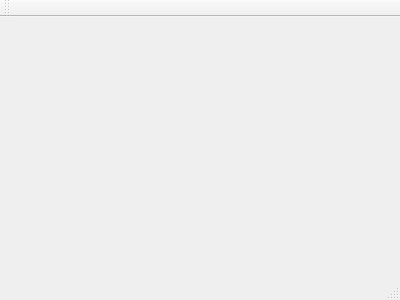
First picture: the form in mainwindow.ui, repository Shiroy/utprofiler, before the edit.
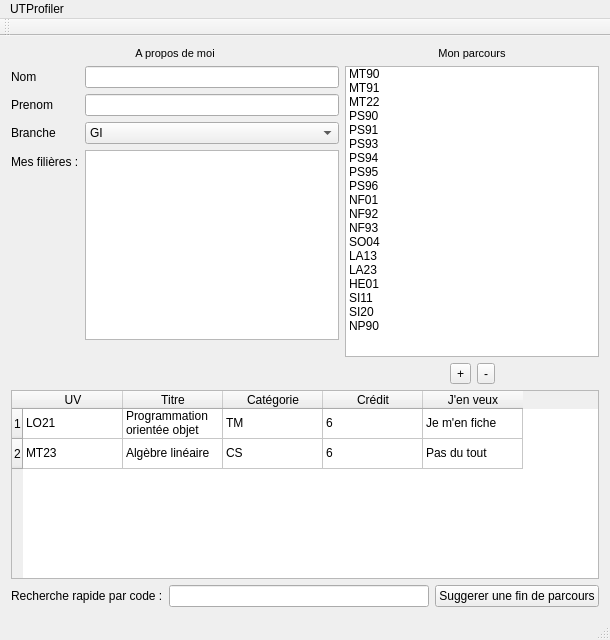
Second picture: the form after the edit.

Commit message: Ajoute l'interface d'accueil

What changed in the file:
```diff
--- a/mainwindow.ui
+++ b/mainwindow.ui
@@ -1,24 +1,439 @@
 <ui version="4.0">
  <class>MainWindow</class>
- <widget class="QMainWindow" name="MainWindow" >
-  <property name="geometry" >
+ <widget class="QMainWindow" name="MainWindow">
+  <property name="geometry">
    <rect>
     <x>0</x>
     <y>0</y>
-    <width>400</width>
-    <height>300</height>
+    <width>610</width>
+    <height>640</height>
    </rect>
   </property>
   <property name="windowTitle" >
    <string>MainWindow</string>
   </property>
-  <widget class="QMenuBar" name="menuBar" />
-  <widget class="QToolBar" name="mainToolBar" />
-  <widget class="QWidget" name="centralWidget" />
-  <widget class="QStatusBar" name="statusBar" />
+  <widget class="QWidget" name="centralWidget">
+   <layout class="QVBoxLayout" name="verticalLayout_4">
+    <item>
+     <layout class="QHBoxLayout" name="horizontalLayout_3">
+      <item>
+       <layout class="QVBoxLayout" name="verticalLayout_2">
+        <item>
+         <widget class="QLabel" name="label_4">
+          <property name="text">
+           <string>&lt;!DOCTYPE HTML PUBLIC &quot;-//W3C//DTD HTML 4.0//EN&quot; &quot;http://www.w3.org/TR/REC-html40/strict.dtd&quot;&gt;
+&lt;html&gt;&lt;head&gt;&lt;meta name=&quot;qrichtext&quot; content=&quot;1&quot; /&gt;&lt;style type=&quot;text/css&quot;&gt;
+p, li { white-space: pre-wrap; }
+&lt;/style&gt;&lt;/head&gt;&lt;body style=&quot; font-family:'MS Shell Dlg 2'; font-size:8.25pt; font-weight:400; font-style:normal;&quot;&gt;
+&lt;p align=&quot;center&quot; style=&quot; margin-top:0px; margin-bottom:0px; margin-left:0px; margin-right:0px; -qt-block-indent:0; text-indent:0px;&quot;&gt;A propos de moi&lt;/p&gt;&lt;/body&gt;&lt;/html&gt;</string>
+          </property>
+         </widget>
+        </item>
+        <item>
+         <layout class="QFormLayout" name="formLayout">
+          <property name="fieldGrowthPolicy">
+           <enum>QFormLayout::AllNonFixedFieldsGrow</enum>
+          </property>
+          <item row="0" column="0">
+           <widget class="QLabel" name="label">
+            <property name="text">
+             <string>Nom</string>
+            </property>
+           </widget>
+          </item>
+          <item row="1" column="0">
+           <widget class="QLabel" name="label_2">
+            <property name="text">
+             <string>Prenom</string>
+            </property>
+           </widget>
+          </item>
+          <item row="0" column="1">
+           <widget class="QLineEdit" name="lineEdit_2"/>
+          </item>
+          <item row="1" column="1">
+           <widget class="QLineEdit" name="lineEdit_3"/>
+          </item>
+          <item row="4" column="1">
+           <spacer name="verticalSpacer">
+            <property name="orientation">
+             <enum>Qt::Vertical</enum>
+            </property>
+            <property name="sizeHint" stdset="0">
+             <size>
+              <width>20</width>
+              <height>40</height>
+             </size>
+            </property>
+           </spacer>
+          </item>
+          <item row="2" column="0">
+           <widget class="QLabel" name="label_6">
+            <property name="text">
+             <string>Branche</string>
+            </property>
+           </widget>
+          </item>
+          <item row="2" column="1">
+           <widget class="QComboBox" name="comboBox">
+            <item>
+             <property name="text">
+              <string>GI</string>
+             </property>
+            </item>
+           </widget>
+          </item>
+          <item row="3" column="1">
+           <widget class="QListWidget" name="listWidget_2"/>
+          </item>
+          <item row="3" column="0">
+           <widget class="QLabel" name="label_7">
+            <property name="text">
+             <string>Mes filières :</string>
+            </property>
+           </widget>
+          </item>
+         </layout>
+        </item>
+       </layout>
+      </item>
+      <item>
+       <layout class="QVBoxLayout" name="verticalLayout">
+        <item>
+         <widget class="QLabel" name="label_3">
+          <property name="text">
+           <string>&lt;!DOCTYPE HTML PUBLIC &quot;-//W3C//DTD HTML 4.0//EN&quot; &quot;http://www.w3.org/TR/REC-html40/strict.dtd&quot;&gt;
+&lt;html&gt;&lt;head&gt;&lt;meta name=&quot;qrichtext&quot; content=&quot;1&quot; /&gt;&lt;style type=&quot;text/css&quot;&gt;
+p, li { white-space: pre-wrap; }
+&lt;/style&gt;&lt;/head&gt;&lt;body style=&quot; font-family:'MS Shell Dlg 2'; font-size:8.25pt; font-weight:400; font-style:normal;&quot;&gt;
+&lt;p align=&quot;center&quot; style=&quot; margin-top:0px; margin-bottom:0px; margin-left:0px; margin-right:0px; -qt-block-indent:0; text-indent:0px;&quot;&gt;&lt;span style=&quot; font-size:8pt;&quot;&gt;Mon parcours&lt;/span&gt;&lt;/p&gt;&lt;/body&gt;&lt;/html&gt;</string>
+          </property>
+         </widget>
+        </item>
+        <item>
+         <widget class="QListWidget" name="listWidget">
+          <item>
+           <property name="text">
+            <string>MT90</string>
+           </property>
+          </item>
+          <item>
+           <property name="text">
+            <string>MT91</string>
+           </property>
+          </item>
+          <item>
+           <property name="text">
+            <string>MT22</string>
+           </property>
+          </item>
+          <item>
+           <property name="text">
+            <string>PS90</string>
+           </property>
+          </item>
+          <item>
+           <property name="text">
+            <string>PS91</string>
+           </property>
+          </item>
+          <item>
+           <property name="text">
+            <string>PS93</string>
+           </property>
+          </item>
+          <item>
+           <property name="text">
+            <string>PS94</string>
+           </property>
+          </item>
+          <item>
+           <property name="text">
+            <string>PS95</string>
+           </property>
+          </item>
+          <item>
+           <property name="text">
+            <string>PS96</string>
+           </property>
+          </item>
+          <item>
+           <property name="text">
+            <string>NF01</string>
+           </property>
+          </item>
+          <item>
+           <property name="text">
+            <string>NF92</string>
+           </property>
+          </item>
+          <item>
+           <property name="text">
+            <string>NF93</string>
+           </property>
+          </item>
+          <item>
+           <property name="text">
+            <string>SO04</string>
+           </property>
+          </item>
+          <item>
+           <property name="text">
+            <string>LA13</string>
+           </property>
+          </item>
+          <item>
+           <property name="text">
+            <string>LA23</string>
+           </property>
+          </item>
+          <item>
+           <property name="text">
+            <string>HE01</string>
+           </property>
+          </item>
+          <item>
+           <property name="text">
+            <string>SI11</string>
+           </property>
+          </item>
+          <item>
+           <property name="text">
+            <string>SI20</string>
+           </property>
+          </item>
+          <item>
+           <property name="text">
+            <string>NP90</string>
+           </property>
+          </item>
+         </widget>
+        </item>
+        <item>
+         <layout class="QHBoxLayout" name="horizontalLayout">
+          <item>
+           <spacer name="horizontalSpacer">
+            <property name="orientation">
+             <enum>Qt::Horizontal</enum>
+            </property>
+            <property name="sizeHint" stdset="0">
+             <size>
+              <width>40</width>
+              <height>20</height>
+             </size>
+            </property>
+           </spacer>
+          </item>
+          <item>
+           <widget class="QToolButton" name="toolButton">
+            <property name="text">
+             <string>+</string>
+            </property>
+           </widget>
+          </item>
+          <item>
+           <widget class="QToolButton" name="toolButton_2">
+            <property name="text">
+             <string>-</string>
+            </property>
+           </widget>
+          </item>
+          <item>
+           <spacer name="horizontalSpacer_2">
+            <property name="orientation">
+             <enum>Qt::Horizontal</enum>
+            </property>
+            <property name="sizeHint" stdset="0">
+             <size>
+              <width>40</width>
+              <height>20</height>
+             </size>
+            </property>
+           </spacer>
+          </item>
+         </layout>
+        </item>
+       </layout>
+      </item>
+     </layout>
+    </item>
+    <item>
+     <layout class="QVBoxLayout" name="verticalLayout_3">
+      <item>
+       <widget class="QTableWidget" name="tableWidget">
+        <row>
+         <property name="text">
+          <string>1</string>
+         </property>
+        </row>
+        <row>
+         <property name="text">
+          <string>2</string>
+         </property>
+        </row>
+        <column>
+         <property name="text">
+          <string>UV</string>
+         </property>
+        </column>
+        <column>
+         <property name="text">
+          <string>Titre</string>
+         </property>
+        </column>
+        <column>
+         <property name="text">
+          <string>Catégorie</string>
+         </property>
+        </column>
+        <column>
+         <property name="text">
+          <string>Crédit</string>
+         </property>
+        </column>
+        <column>
+         <property name="text">
+          <string>J'en veux</string>
+         </property>
+        </column>
+        <item row="0" column="0">
+         <property name="text">
+          <string>LO21</string>
+         </property>
+        </item>
+        <item row="0" column="1">
+         <property name="text">
+          <string>Programmation orientée objet</string>
+         </property>
+        </item>
+        <item row="0" column="2">
+         <property name="text">
+          <string>TM</string>
+         </property>
+        </item>
+        <item row="0" column="3">
+         <property name="text">
+          <string>6</string>
+         </property>
+        </item>
+        <item row="0" column="4">
+         <property name="text">
+          <string>Je m'en fiche</string>
+         </property>
+        </item>
+        <item row="1" column="0">
+         <property name="text">
+          <string>MT23</string>
+         </property>
+        </item>
+        <item row="1" column="1">
+         <property name="text">
+          <string>Algèbre linéaire</string>
+         </property>
+        </item>
+        <item row="1" column="2">
+         <property name="text">
+          <string>CS</string>
+         </property>
+        </item>
+        <item row="1" column="3">
+         <property name="text">
+          <string>6</string>
+         </property>
+        </item>
+        <item row="1" column="4">
+         <property name="text">
+          <string>Pas du tout</string>
+         </property>
+        </item>
+       </widget>
+      </item>
+      <item>
+       <layout class="QHBoxLayout" name="horizontalLayout_2">
+        <item>
+         <widget class="QLabel" name="label_5">
+          <property name="text">
+           <string>Recherche rapide par code :</string>
+          </property>
+         </widget>
+        </item>
+        <item>
+         <widget class="QLineEdit" name="lineEdit"/>
+        </item>
+        <item>
+         <widget class="QPushButton" name="pushButton">
+          <property name="text">
+           <string>Suggerer une fin de parcours</string>
+          </property>
+         </widget>
+        </item>
+       </layout>
+      </item>
+     </layout>
+    </item>
+   </layout>
+   <zorder>verticalLayoutWidget_3</zorder>
+   <zorder>horizontalLayoutWidget_3</zorder>
+   <zorder>label_4</zorder>
+  </widget>
+  <widget class="QMenuBar" name="menuBar">
+   <property name="geometry">
+    <rect>
+     <x>0</x>
+     <y>0</y>
+     <width>610</width>
+     <height>18</height>
+    </rect>
+   </property>
+   <widget class="QMenu" name="menuUTProfiler">
+    <property name="title">
+     <string>UTProfiler</string>
+    </property>
+    <widget class="QMenu" name="menuCharger_des_donn_es">
+     <property name="title">
+      <string>Charger des données</string>
+     </property>
+     <addaction name="actionDepuis_un_fichier_XML"/>
+    </widget>
+    <widget class="QMenu" name="menuCharger_un_profil">
+     <property name="title">
+      <string>Charger un profil</string>
+     </property>
+     <addaction name="actionDepuis_un_fichier_XML_2"/>
+    </widget>
+    <addaction name="menuCharger_un_profil"/>
+    <addaction name="menuCharger_des_donn_es"/>
+    <addaction name="separator"/>
+    <addaction name="actionQuitter"/>
+   </widget>
+   <addaction name="menuUTProfiler"/>
+  </widget>
+  <widget class="QToolBar" name="mainToolBar">
+   <attribute name="toolBarArea">
+    <enum>TopToolBarArea</enum>
+   </attribute>
+   <attribute name="toolBarBreak">
+    <bool>false</bool>
+   </attribute>
+  </widget>
+  <widget class="QStatusBar" name="statusBar"/>
+  <action name="actionDepuis_un_fichier_XML">
+   <property name="text">
+    <string>Depuis un fichier XML</string>
+   </property>
+  </action>
+  <action name="actionDepuis_un_fichier_XML_2">
+   <property name="text">
+    <string>Depuis un fichier XML</string>
+   </property>
+  </action>
+  <action name="actionQuitter">
+   <property name="text">
+    <string>Quitter</string>
+   </property>
+  </action>
  </widget>
- <layoutDefault spacing="6" margin="11" />
- <pixmapfunction></pixmapfunction>
+ <layoutdefault spacing="6" margin="11"/>
  <resources/>
  <connections/>
 </ui>
```
Left out of the diff: 3 changed lines with no effect on the pictures. The commit also changes 1 other file.
